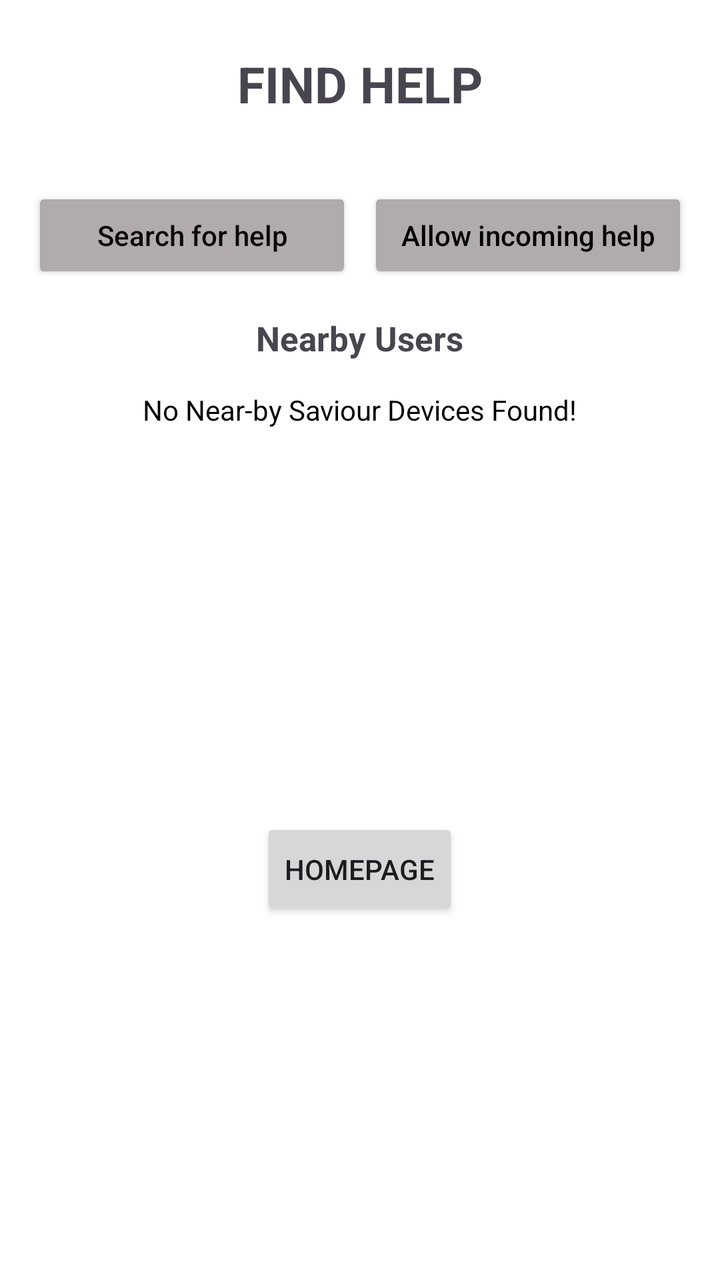
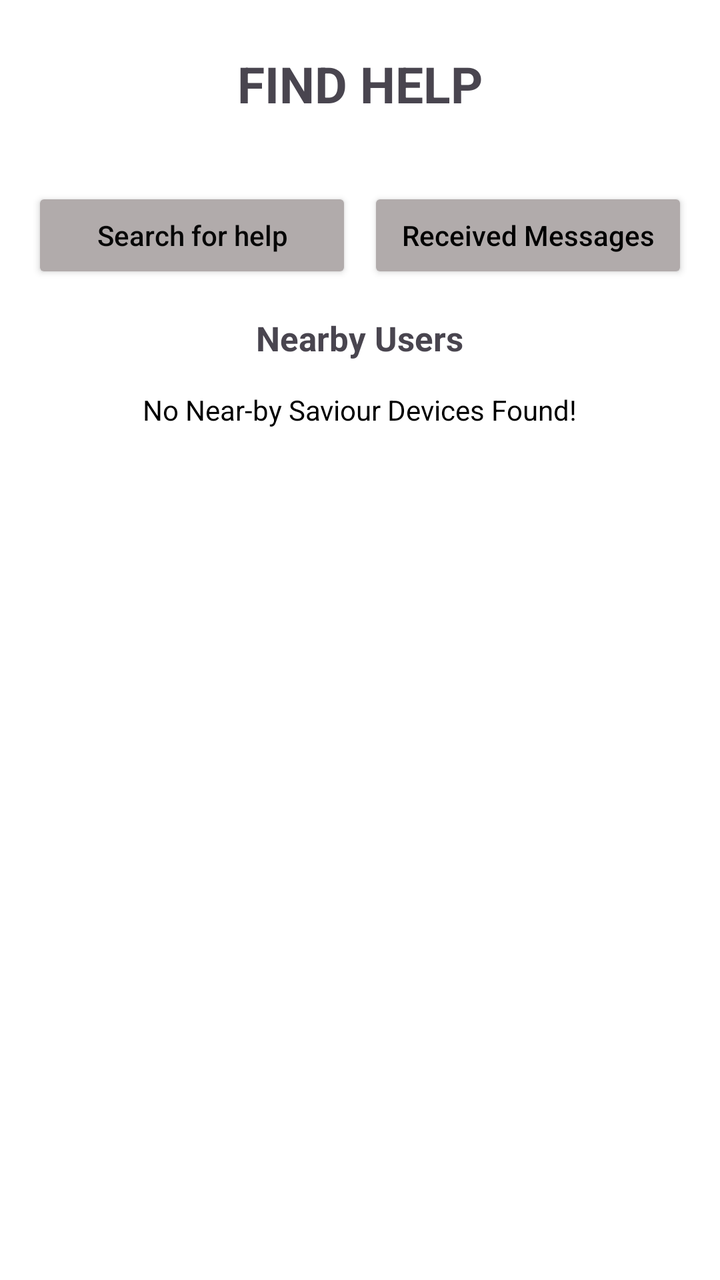

Compare the two renders of this Android layout. The source of the first and the diff that turns it into the second are given below.
<!-- AndroidManifest.xml: application theme Theme.SavMed -->
<!-- res/layout/fragment_nearbyhelp.xml -->
<?xml version="1.0" encoding="utf-8"?>
<layout xmlns:android="http://schemas.android.com/apk/res/android"
    xmlns:tools="http://schemas.android.com/tools"
    xmlns:bind="http://schemas.android.com/tools"
    xmlns:app="http://schemas.android.com/apk/res-auto">

    <data>
        <import type="android.view.View" />
        <variable
            name="viewModel"
            type="mu.location.savmed.bluetooth.bluetoothClassic.uiModel.BluetoothViewModel" />
    </data>

    <FrameLayout
        android:layout_width="match_parent"
        android:layout_height="match_parent"
        tools:context=".bluetooth.NearbyFragment">

        <TextView
            android:id="@+id/registration_status"
            android:layout_width="wrap_content"
            android:layout_height="wrap_content"
            android:layout_gravity="center_horizontal"
            android:gravity="top"/>


        <RelativeLayout
            android:id="@+id/call_layout"
            android:layout_width="match_parent"
            android:layout_height="match_parent"
            android:layout_marginTop="25dp"
            android:gravity="center"
            android:orientation="vertical"
            android:visibility="visible">

            <TextView
                android:id="@+id/heading_nearbyhelp"
                android:layout_width="match_parent"
                android:layout_height="wrap_content"
                android:text="FIND HELP"
                android:gravity="center"
                android:textStyle="bold"
                android:textSize="25dp">


            </TextView>


            <TextView
                android:id="@+id/call_status"
                android:layout_width="match_parent"
                android:layout_height="wrap_content"
                android:layout_below="@id/heading_nearbyhelp"
                android:layout_alignParentRight="true"
                android:gravity="center" />

            <LinearLayout
                android:id="@+id/linearLayout1"
                android:layout_width="match_parent"
                android:layout_height="wrap_content"
                android:layout_below="@+id/call_status"
                android:layout_alignParentBottom="true"
                android:gravity="center_horizontal"
                android:orientation="vertical"
                android:weightSum="2">

                <LinearLayout
                    android:layout_width="match_parent"
                    android:layout_height="wrap_content"
                    android:orientation="horizontal"
                    android:layout_alignParentBottom="true"
                    android:padding="16dp">


                    <Button
                        android:id="@+id/searchForHelp"
                        android:layout_width="0dp"
                        android:layout_height="wrap_content"
                        android:layout_marginEnd="8dp"
                        android:layout_weight="1"
                        android:backgroundTint="#B1ABAB"
                        android:text="Search for help"
                        android:textAllCaps="false"
                        android:textColor="#070707"
                        app:cornerRadius="5dp" />


                    <Button
                        android:id="@+id/allowIncomingConnections"
                        android:layout_width="0dp"
                        android:layout_height="wrap_content"
                        android:layout_weight="1"
                        android:backgroundTint="#B1ABAB"
                        android:text="Allow incoming help"
                        android:textAllCaps="false"
                        android:textColor="#000000"
                        app:cornerRadius="5dp" />


                </LinearLayout>

                <TextView
                    android:layout_width="wrap_content"
                    android:layout_height="wrap_content"
                    android:text="Nearby Users"
                    android:textStyle="bold"
                    android:textSize="17dp">

                </TextView>

                <TextView
                    android:id="@+id/sttTv"
                    android:layout_width="wrap_content"
                    android:layout_height="wrap_content"
                    android:layout_marginTop="15dp"
                    android:layout_marginBottom="15dp"
                    android:text="No Near-by Saviour Devices Found!"
                    android:textColor="@color/black" />

                <androidx.constraintlayout.widget.ConstraintLayout
                    android:layout_width="match_parent"
                    android:layout_height="wrap_content">

                    <androidx.recyclerview.widget.RecyclerView
                        android:id="@+id/rvMain"
                        android:layout_marginTop="70dp"
                        android:layout_width="match_parent"
                        android:layout_height="match_parent"
                        tools:listitem="@layout/item_nearbyuser" />

                </androidx.constraintlayout.widget.ConstraintLayout>

                <RelativeLayout
                    android:layout_width="match_parent"
                    android:layout_height="match_parent"
                    android:layout_gravity="bottom">
                <Button
                    android:id="@+id/btnHome"
                    android:layout_width="wrap_content"
                    android:layout_height="51dp"
                    android:layout_marginTop="10dp"
                    android:layout_centerInParent="true"
                    android:text="HomePage" />

                </RelativeLayout>

            </LinearLayout>


        </RelativeLayout>

    </FrameLayout>
</layout>
<!-- res/layout/item_nearbyuser.xml (included above) -->
<?xml version="1.0" encoding="utf-8"?>
<androidx.cardview.widget.CardView xmlns:android="http://schemas.android.com/apk/res/android"
    xmlns:app="http://schemas.android.com/apk/res-auto"
    xmlns:tools="http://schemas.android.com/tools"
    android:layout_width="match_parent"
    android:layout_height="wrap_content"
    android:layout_margin="6dp"
    app:cardCornerRadius="8dp"
    app:cardElevation="8dp">

    <androidx.constraintlayout.widget.ConstraintLayout
        android:layout_width="match_parent"
        android:layout_height="wrap_content"
        android:paddingStart="16dp"
        android:paddingTop="8dp"
        android:paddingBottom="8dp">

        <TextView
            android:id="@+id/bluetoothtvFullName"
            android:layout_width="wrap_content"
            android:layout_height="25dp"
            android:layout_marginTop="4dp"
            android:text="Full Name"
            android:textSize="16sp"
            app:layout_constraintEnd_toEndOf="parent"
            app:layout_constraintHorizontal_bias="0.0"
            app:layout_constraintStart_toStartOf="parent"
            app:layout_constraintTop_toTopOf="parent"
            android:textStyle="bold"/>

        <TextView
            android:id="@+id/deviceName"
            android:layout_width="wrap_content"
            android:layout_height="25dp"
            android:layout_marginTop="4dp"
            android:text="Device Name"
            android:textSize="16sp"
            android:textStyle="bold"
            app:layout_constraintEnd_toEndOf="parent"
            app:layout_constraintHorizontal_bias="0.32"
            app:layout_constraintStart_toStartOf="parent"
            app:layout_constraintTop_toTopOf="parent" />

        <TextView
            android:id="@+id/tvDeviceAdd"
            android:layout_width="wrap_content"
            android:layout_height="20dp"
            android:layout_marginTop="8dp"
            android:text="bluetooth address"
            android:textSize="14sp"
            app:layout_constraintEnd_toEndOf="parent"
            app:layout_constraintHorizontal_bias="0.0"
            app:layout_constraintStart_toStartOf="parent"
            app:layout_constraintTop_toBottomOf="@+id/bluetoothtvFullName" />

        <ImageView
            android:id="@+id/call_btn"
            android:layout_width="35dp"
            android:layout_height="45dp"
            android:src="@drawable/phone"
            app:layout_constraintBottom_toBottomOf="parent"
            app:layout_constraintEnd_toEndOf="parent"
            app:layout_constraintHorizontal_bias="0.907"
            app:layout_constraintStart_toStartOf="parent"
            app:layout_constraintTop_toTopOf="parent"
            app:layout_constraintVertical_bias="0.555" />

        <ImageView
            android:id="@+id/transferbtn"
            android:layout_width="35dp"
            android:layout_height="45dp"
            android:foregroundGravity="center"
            android:src="@drawable/bluetooth_transfer"
            app:layout_constraintBottom_toBottomOf="parent"
            app:layout_constraintEnd_toStartOf="@+id/call_btn"
            app:layout_constraintHorizontal_bias="0.916"
            app:layout_constraintStart_toEndOf="@+id/tvDeviceAdd"
            app:layout_constraintTop_toTopOf="parent"
            app:layout_constraintVertical_bias="0.615">

        </ImageView>


    </androidx.constraintlayout.widget.ConstraintLayout>



</androidx.cardview.widget.CardView>
<!-- resources referenced by this layout -->
<resources>
  <color name="black">#FF000000</color>
  <!-- drawable bluetooth_transfer: png bitmap (drawable, 7407 bytes) -->
  <!-- drawable phone (drawable) -->
  <vector xmlns:android="http://schemas.android.com/apk/res/android"
      android:width="24dp"
      android:height="24dp"
      android:viewportWidth="256"
      android:viewportHeight="256">
    <path
        android:pathData="M222.37,158.46l-47.11,-21.11 -0.13,-0.06a16,16 0,0 0,-15.17 1.4,8.12 8.12,0 0,0 -0.75,0.56L134.87,160c-15.42,-7.49 -31.34,-23.29 -38.83,-38.51l20.78,-24.71c0.2,-0.25 0.39,-0.5 0.57,-0.77a16,16 0,0 0,1.32 -15.06l0,-0.12L97.54,33.64a16,16 0,0 0,-16.62 -9.52A56.26,56.26 0,0 0,32 80c0,79.4 64.6,144 144,144a56.26,56.26 0,0 0,55.88 -48.92A16,16 0,0 0,222.37 158.46ZM176,208A128.14,128.14 0,0 1,48 80,40.2 40.2,0 0,1 82.87,40a0.61,0.61 0,0 0,0 0.12l21,47L83.2,111.86a6.13,6.13 0,0 0,-0.57 0.77,16 16,0 0,0 -1,15.7c9.06,18.53 27.73,37.06 46.46,46.11a16,16 0,0 0,15.75 -1.14,8.44 8.44,0 0,0 0.74,-0.56L168.89,152l47,21.05h0s0.08,0 0.11,0A40.21,40.21 0,0 1,176 208Z"
        android:fillColor="#4e6074"/>
  </vector>
  <style name="Theme.SavMed" parent="Base.Theme.SavMed" />
  <color name="lightblue_1">#7450E8CA</color>
  <color name="white">#FFFFFFFF</color>
  <color name="orange_main_100">#FFEACB</color>
  <color name="orange_main_100_alpha_50">#80FFEACB</color>
  <color name="orange_main_300">#FFB266</color>
  <color name="orange_main_500">#FF5E00</color>
  <color name="orange_main_700">#B72D00</color>
  <color name="gray_main2_100">#EEF6F8</color>
  <color name="gray_main2_200">#DFECF2</color>
  <color name="gray_main2_300">#C0D1D9</color>
  <color name="gray_main2_400">#9AABB5</color>
  <color name="gray_main2_500">#6C7A87</color>
  <color name="gray_main2_600">#4E6074</color>
  <color name="gray_main2_700">#364860</color>
  <color name="gray_main2_800">#22334D</color>
  <color name="gray_100">#F9F9F9</color>
  <color name="gray_200">#EDEDED</color>
  <color name="gray_300">#C9C9C9</color>
  <color name="gray_400">#949494</color>
  <color name="gray_500">#4E4E4E</color>
  <color name="gray_600">#2E3030</color>
  <color name="gray_800">#0F0F0F</color>
  <color name="gray_900">#070707</color>
  <color name="red_danger_500">#DD5F5F</color>
  <color name="red_danger_700">#9E3548</color>
  <color name="red_danger_900">#723333</color>
  <color name="green_success_200">#ACF5C1</color>
  <color name="green_success_500">#4FAE80</color>
  <color name="green_success_700">#377D71</color>
  <color name="blue_info_500">#4AA8FF</color>
  <color name="orange_warning_600">#DBB820</color>
  <color name="light_pink">#E4FBE0FB</color>
  <!-- unchanged entries left out for length: 1 -->
</resources>

<!-- the commit's change to res/layout/fragment_nearbyhelp.xml (unified diff, before → after) -->
@@ -86,12 +86,12 @@
 
 
                     <Button
-                        android:id="@+id/allowIncomingConnections"
+                        android:id="@+id/messages"
                         android:layout_width="0dp"
                         android:layout_height="wrap_content"
                         android:layout_weight="1"
                         android:backgroundTint="#B1ABAB"
-                        android:text="Allow incoming help"
+                        android:text="Received Messages"
                         android:textAllCaps="false"
                         android:textColor="#000000"
                         app:cornerRadius="5dp" />
@@ -134,13 +134,13 @@
                     android:layout_width="match_parent"
                     android:layout_height="match_parent"
                     android:layout_gravity="bottom">
-                <Button
-                    android:id="@+id/btnHome"
-                    android:layout_width="wrap_content"
-                    android:layout_height="51dp"
-                    android:layout_marginTop="10dp"
-                    android:layout_centerInParent="true"
-                    android:text="HomePage" />
+
+
+
+
+
+
+
 
                 </RelativeLayout>
 
@@ -175,7 +175,7 @@
             android:layout_height="25dp"
             android:layout_marginTop="4dp"
             android:text="Full Name"
-            android:textSize="16sp"
+            android:textSize="14sp"
             app:layout_constraintEnd_toEndOf="parent"
             app:layout_constraintHorizontal_bias="0.0"
             app:layout_constraintStart_toStartOf="parent"
@@ -185,11 +185,11 @@
         <TextView
             android:id="@+id/deviceName"
             android:layout_width="wrap_content"
-            android:layout_height="25dp"
+            android:layout_height="18dp"
             android:layout_marginTop="4dp"
             android:text="Device Name"
-            android:textSize="16sp"
-            android:textStyle="bold"
+            android:textSize="13sp"
+            android:textColor="@color/blue"
             app:layout_constraintEnd_toEndOf="parent"
             app:layout_constraintHorizontal_bias="0.32"
             app:layout_constraintStart_toStartOf="parent"
@@ -198,20 +198,25 @@
         <TextView
             android:id="@+id/tvDeviceAdd"
             android:layout_width="wrap_content"
-            android:layout_height="20dp"
+            android:layout_height="16dp"
             android:layout_marginTop="8dp"
             android:text="bluetooth address"
-            android:textSize="14sp"
+            android:textSize="11sp"
             app:layout_constraintEnd_toEndOf="parent"
             app:layout_constraintHorizontal_bias="0.0"
             app:layout_constraintStart_toStartOf="parent"
             app:layout_constraintTop_toBottomOf="@+id/bluetoothtvFullName" />
 
-        <ImageView
+        <com.google.android.material.button.MaterialButton
             android:id="@+id/call_btn"
-            android:layout_width="35dp"
-            android:layout_height="45dp"
-            android:src="@drawable/phone"
+            style="@style/Widget.MaterialComponents.Button.OutlinedButton"
+            android:layout_width="25dp"
+            android:layout_height="25dp"
+            android:gravity="center_horizontal|center_vertical"
+            app:icon="@android:drawable/ic_menu_call"
+            app:iconGravity="top"
+            app:iconSize="13dp"
+            app:iconTint="@color/purple_main_500"
             app:layout_constraintBottom_toBottomOf="parent"
             app:layout_constraintEnd_toEndOf="parent"
             app:layout_constraintHorizontal_bias="0.907"
@@ -219,12 +224,17 @@
             app:layout_constraintTop_toTopOf="parent"
             app:layout_constraintVertical_bias="0.555" />
 
-        <ImageView
+        <com.google.android.material.button.MaterialButton
             android:id="@+id/transferbtn"
-            android:layout_width="35dp"
-            android:layout_height="45dp"
             android:foregroundGravity="center"
-            android:src="@drawable/bluetooth_transfer"
+            style="@style/Widget.MaterialComponents.Button.OutlinedButton"
+            android:layout_width="25dp"
+            android:layout_height="25dp"
+            app:iconTint="@color/purple_main_500"
+            android:gravity="center_horizontal|center_vertical"
+            app:icon="@android:drawable/stat_notify_sync"
+            app:iconGravity="top"
+            app:iconSize="13dp"
             app:layout_constraintBottom_toBottomOf="parent"
             app:layout_constraintEnd_toStartOf="@+id/call_btn"
             app:layout_constraintHorizontal_bias="0.916"
@@ -232,7 +242,21 @@
             app:layout_constraintTop_toTopOf="parent"
             app:layout_constraintVertical_bias="0.615">
 
-        </ImageView>
+        </com.google.android.material.button.MaterialButton>
+
+        <TextView
+            android:id="@+id/distanceRssi"
+            android:layout_width="wrap_content"
+            android:layout_height="wrap_content"
+            android:layout_marginStart="12dp"
+            android:textStyle="bold"
+            android:textSize="12dp"
+            android:textColor="@color/green_500"
+            android:text="[3m way] rssi:(-50)"
+            app:layout_constraintBottom_toBottomOf="parent"
+            app:layout_constraintStart_toEndOf="@+id/tvDeviceAdd"
+            app:layout_constraintTop_toBottomOf="@+id/deviceName"
+            app:layout_constraintVertical_bias="0.882" />
 
 
     </androidx.constraintlayout.widget.ConstraintLayout>
<!-- resource entries referenced after the edit -->
@@ -1,17 +1,9 @@
 <!-- resources referenced by this layout -->
 <resources>
   <color name="black">#FF000000</color>
-  <!-- drawable bluetooth_transfer: png bitmap (drawable, 7407 bytes) -->
-  <!-- drawable phone (drawable) -->
-  <vector xmlns:android="http://schemas.android.com/apk/res/android"
-      android:width="24dp"
-      android:height="24dp"
-      android:viewportWidth="256"
-      android:viewportHeight="256">
-    <path
-        android:pathData="M222.37,158.46l-47.11,-21.11 -0.13,-0.06a16,16 0,0 0,-15.17 1.4,8.12 8.12,0 0,0 -0.75,0.56L134.87,160c-15.42,-7.49 -31.34,-23.29 -38.83,-38.51l20.78,-24.71c0.2,-0.25 0.39,-0.5 0.57,-0.77a16,16 0,0 0,1.32 -15.06l0,-0.12L97.54,33.64a16,16 0,0 0,-16.62 -9.52A56.26,56.26 0,0 0,32 80c0,79.4 64.6,144 144,144a56.26,56.26 0,0 0,55.88 -48.92A16,16 0,0 0,222.37 158.46ZM176,208A128.14,128.14 0,0 1,48 80,40.2 40.2,0 0,1 82.87,40a0.61,0.61 0,0 0,0 0.12l21,47L83.2,111.86a6.13,6.13 0,0 0,-0.57 0.77,16 16,0 0,0 -1,15.7c9.06,18.53 27.73,37.06 46.46,46.11a16,16 0,0 0,15.75 -1.14,8.44 8.44,0 0,0 0.74,-0.56L168.89,152l47,21.05h0s0.08,0 0.11,0A40.21,40.21 0,0 1,176 208Z"
-        android:fillColor="#4e6074"/>
-  </vector>
+  <color name="blue">#639BC6</color>
+  <color name="green_500">#1B5E20</color>
+  <color name="purple_main_500">#800080</color>
   <style name="Theme.SavMed" parent="Base.Theme.SavMed" />
   <color name="lightblue_1">#7450E8CA</color>
   <color name="white">#FFFFFFFF</color>
